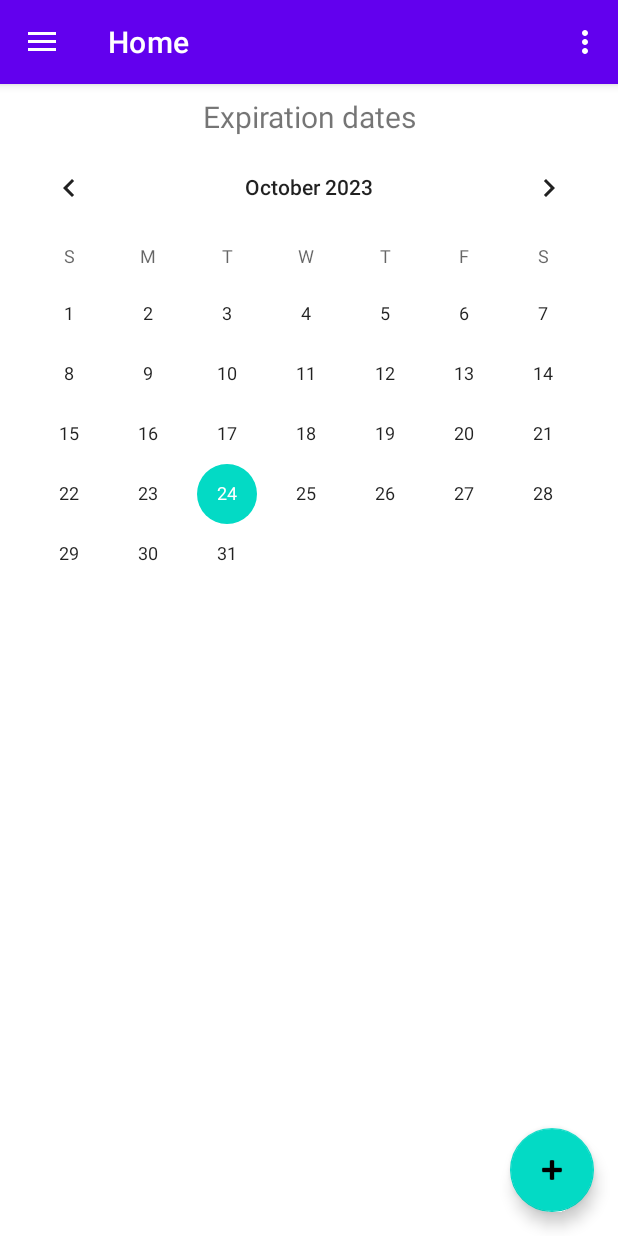
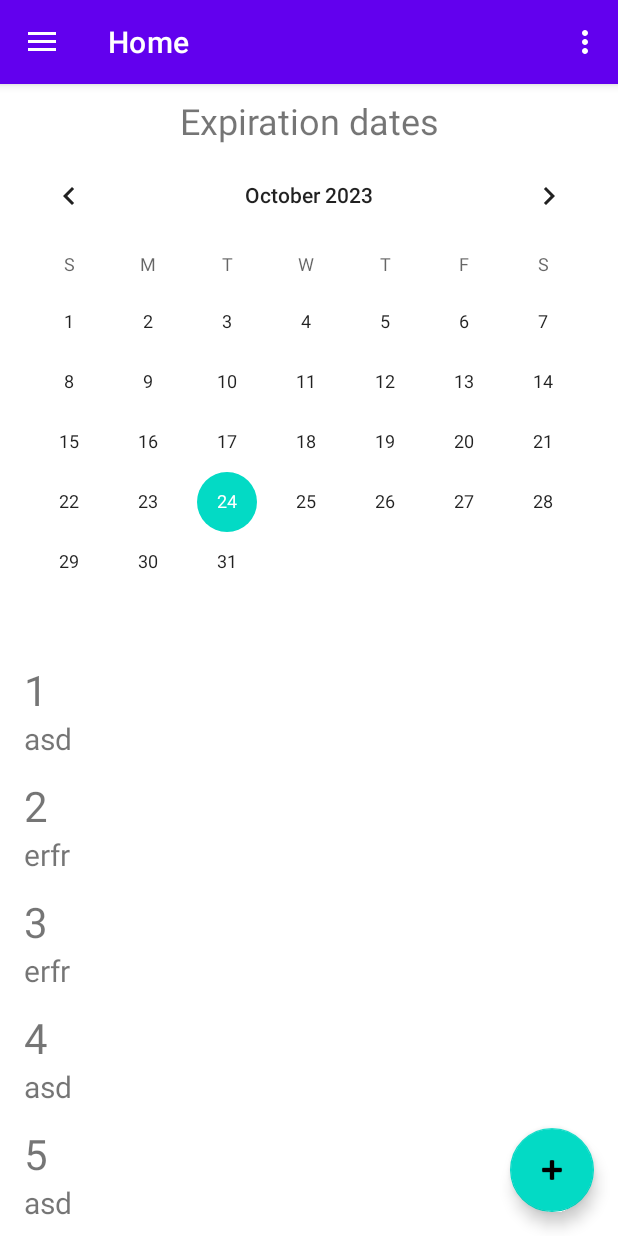
Before and after one commit to DogaruAlexandru/PDMPA, an Android app: the screen it shows after launch (MainActivity), on a phone screen of 412 x 824 dp. Run offline under Robolectric (Android 15) with nearby library versions, the phone set to English and light mode, and no system bars; our stand-ins replace navigation-ui.

Commit message:
Added list do display produces that expire on day
The recycleview list displays only a list of items at the moment, no correlation with the dates

```diff
--- /dev/null
+++ b/Client/app/src/main/java/com/example/client/ui/home/ExpirationTodayModel.java
@@ -0,0 +1,19 @@
+package com.example.client.ui.home;
+
+public class ExpirationTodayModel {
+    private final String produceName, containerName;
+
+    public ExpirationTodayModel(String name, String container) {
+        this.produceName = name;
+        this.containerName = container;
+    }
+
+    public String getProduceName() {
+        return produceName;
+    }
+
+    public String getContainerName() {
+        return containerName;
+    }
+
+}
--- /dev/null
+++ b/Client/app/src/main/java/com/example/client/ui/home/ExpirationsTodayAdaptor.java
@@ -0,0 +1,41 @@
+package com.example.client.ui.home;
+
+import android.content.Context;
+import android.view.LayoutInflater;
+import android.view.ViewGroup;
+
+import androidx.annotation.NonNull;
+import androidx.recyclerview.widget.RecyclerView;
+
+import com.example.client.R;
+
+import java.util.List;
+
+public class ExpirationsTodayAdaptor extends RecyclerView.Adapter<ExpirationsTodayViewHolder> {
+
+    Context context;
+    List<ExpirationTodayModel> items;
+
+    public ExpirationsTodayAdaptor(Context context, List<ExpirationTodayModel> list) {
+        this.context = context;
+        this.items = list;
+    }
+
+    @NonNull
+    @Override
+    public ExpirationsTodayViewHolder onCreateViewHolder(@NonNull ViewGroup parent, int viewType) {
+        return new ExpirationsTodayViewHolder(LayoutInflater.from(context).inflate(
+                R.layout.expirations_today_layout, parent, false));
+    }
+
+    @Override
+    public void onBindViewHolder(@NonNull ExpirationsTodayViewHolder holder, int position) {
+        holder.getProduceName().setText(items.get(position).getProduceName());
+        holder.getContainerName().setText(items.get(position).getContainerName());
+    }
+
+    @Override
+    public int getItemCount() {
+        return items.size();
+    }
+}
--- /dev/null
+++ b/Client/app/src/main/java/com/example/client/ui/home/ExpirationsTodayViewHolder.java
@@ -0,0 +1,28 @@
+package com.example.client.ui.home;
+
+import android.view.View;
+import android.widget.TextView;
+
+import androidx.annotation.NonNull;
+import androidx.recyclerview.widget.RecyclerView;
+
+import com.example.client.R;
+
+public class ExpirationsTodayViewHolder extends RecyclerView.ViewHolder {
+
+    private final TextView produceName, containerName;
+
+    public ExpirationsTodayViewHolder(@NonNull View itemView) {
+        super(itemView);
+        produceName = itemView.findViewById(R.id.produce_name);
+        containerName = itemView.findViewById(R.id.container_name);
+    }
+
+    public TextView getProduceName() {
+        return produceName;
+    }
+
+    public TextView getContainerName() {
+        return containerName;
+    }
+}
--- a/Client/app/src/main/java/com/example/client/ui/home/HomeFragment.java
+++ b/Client/app/src/main/java/com/example/client/ui/home/HomeFragment.java
@@ -9,24 +9,42 @@ import android.widget.TextView;
 import androidx.annotation.NonNull;
 import androidx.fragment.app.Fragment;
 import androidx.lifecycle.ViewModelProvider;
+import androidx.recyclerview.widget.LinearLayoutManager;
+import androidx.recyclerview.widget.RecyclerView;
 
+import com.example.client.R;
 import com.example.client.databinding.FragmentHomeBinding;
 
 public class HomeFragment extends Fragment {
 
     private FragmentHomeBinding binding;
 
-    public View onCreateView(@NonNull LayoutInflater inflater,
-                             ViewGroup container, Bundle savedInstanceState) {
-        HomeViewModel homeViewModel =
-                new ViewModelProvider(this).get(HomeViewModel.class);
+    public View onCreateView(@NonNull LayoutInflater inflater, ViewGroup container, Bundle savedInstanceState) {
+        HomeViewModel homeViewModel = new ViewModelProvider(this).get(HomeViewModel.class);
 
         binding = FragmentHomeBinding.inflate(inflater, container, false);
         View root = binding.getRoot();
 
+        //todo add expiration dates in calendar
+        bindTextToView(homeViewModel);
+
+        bindItemsToView(homeViewModel, root);
+
+        return root;
+    }
+
+    private void bindTextToView(HomeViewModel homeViewModel) {
         final TextView textView = binding.textHome;
         homeViewModel.getText().observe(getViewLifecycleOwner(), textView::setText);
-        return root;
+    }
+
+    private void bindItemsToView(HomeViewModel homeViewModel, View root) {
+        RecyclerView recyclerView = binding.comingExpirationsRecyclerView;
+//        RecyclerView recyclerView = root.findViewById(R.id.coming_expirations_recycler_view);
+        recyclerView.setLayoutManager(new LinearLayoutManager(root.getContext()));
+        homeViewModel.getItems().observe(getViewLifecycleOwner(), expirationTodayModels -> {
+            recyclerView.setAdapter(new ExpirationsTodayAdaptor(root.getContext(), expirationTodayModels));
+        });
     }
 
     @Override
--- a/Client/app/src/main/java/com/example/client/ui/home/HomeViewModel.java
+++ b/Client/app/src/main/java/com/example/client/ui/home/HomeViewModel.java
@@ -4,16 +4,58 @@ import androidx.lifecycle.LiveData;
 import androidx.lifecycle.MutableLiveData;
 import androidx.lifecycle.ViewModel;
 
+import java.util.ArrayList;
+import java.util.List;
+
 public class HomeViewModel extends ViewModel {
 
+    private final static ExpirationTodayModel EMPTY_DAY_LIST_OBJ = new ExpirationTodayModel(
+            "Nothing expires today.", "Nice job, keep it up! \uD83D\uDE09");
     private final MutableLiveData<String> mText;
+    private final MutableLiveData<List<ExpirationTodayModel>> items;
 
     public HomeViewModel() {
         mText = new MutableLiveData<>();
         mText.setValue("Expiration dates");
+
+        items = new MutableLiveData<>();
+        items.setValue(getTodayExpiringProduces());
+    }
+
+    private List<ExpirationTodayModel> getTodayExpiringProduces() {
+
+        List<ExpirationTodayModel> list = getFromDB();
+
+        if (list.size() == 0) {
+            list.add(EMPTY_DAY_LIST_OBJ);
+        }
+
+        return list;
+    }
+
+    private List<ExpirationTodayModel> getFromDB() {
+        //todo get from db or saved db on device
+
+        List<ExpirationTodayModel> list = new ArrayList<>();
+        list.add(new ExpirationTodayModel("1", "asd"));
+        list.add(new ExpirationTodayModel("2", "erfr"));
+        list.add(new ExpirationTodayModel("3", "erfr"));
+        list.add(new ExpirationTodayModel("4", "asd"));
+        list.add(new ExpirationTodayModel("5", "asd"));
+        list.add(new ExpirationTodayModel("Ani", "asd"));
+        list.add(new ExpirationTodayModel("2143", "erfr"));
+        list.add(new ExpirationTodayModel("3cwfbeg43", "erfr"));
+        list.add(new ExpirationTodayModel("tg3c2f", "asd"));
+        list.add(new ExpirationTodayModel("3434v3v", "asd"));
+
+        return list;
     }
 
     public LiveData<String> getText() {
         return mText;
     }
+
+    public LiveData<List<ExpirationTodayModel>> getItems() {
+        return items;
+    }
 }
--- /dev/null
+++ b/Client/app/src/main/res/layout/expirations_today_layout.xml
@@ -0,0 +1,20 @@
+<?xml version="1.0" encoding="utf-8"?>
+<RelativeLayout xmlns:android="http://schemas.android.com/apk/res/android"
+    android:layout_width="match_parent"
+    android:layout_height="wrap_content"
+    android:layout_marginVertical="6dp"
+    android:layout_marginHorizontal="16dp">
+
+    <TextView
+        android:id="@+id/produce_name"
+        android:layout_width="match_parent"
+        android:layout_height="wrap_content"
+        android:textSize="28sp" />
+
+    <TextView
+        android:id="@+id/container_name"
+        android:layout_width="match_parent"
+        android:layout_height="wrap_content"
+        android:layout_below="@id/produce_name"
+        android:textSize="20sp" />
+</RelativeLayout>
--- a/Client/app/src/main/res/layout/fragment_home.xml
+++ b/Client/app/src/main/res/layout/fragment_home.xml
@@ -1,9 +1,10 @@
 <?xml version="1.0" encoding="utf-8"?>
-<androidx.constraintlayout.widget.ConstraintLayout xmlns:android="http://schemas.android.com/apk/res/android"
+<LinearLayout xmlns:android="http://schemas.android.com/apk/res/android"
     xmlns:app="http://schemas.android.com/apk/res-auto"
     xmlns:tools="http://schemas.android.com/tools"
     android:layout_width="match_parent"
     android:layout_height="match_parent"
+    android:orientation="vertical"
     tools:context=".ui.home.HomeFragment">
 
     <TextView
@@ -14,16 +15,18 @@
         android:layout_marginTop="8dp"
         android:layout_marginEnd="8dp"
         android:textAlignment="center"
-        android:textSize="20sp"
-        app:layout_constraintEnd_toEndOf="parent"
-        app:layout_constraintStart_toStartOf="parent"
-        app:layout_constraintTop_toTopOf="parent" />
+        android:textSize="24sp" />
 
     <CalendarView
         android:id="@+id/calendar"
         android:layout_width="match_parent"
-        android:layout_height="wrap_content"
-        app:layout_constraintEnd_toEndOf="parent"
-        app:layout_constraintStart_toStartOf="parent"
-        app:layout_constraintTop_toBottomOf="@+id/text_home" />
-</androidx.constraintlayout.widget.ConstraintLayout>
+        android:layout_height="wrap_content" />
+
+    <androidx.recyclerview.widget.RecyclerView
+        android:id="@+id/coming_expirations_recycler_view"
+        android:layout_width="match_parent"
+        android:layout_height="fill_parent"
+        android:scrollbars="vertical"
+        app:layout_constraintTop_toBottomOf="@+id/calendar" />
+
+</LinearLayout>
```
